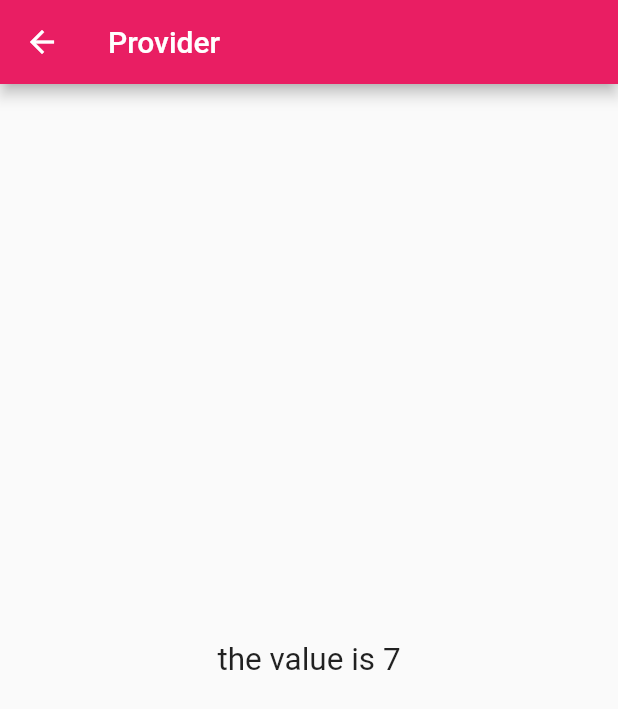
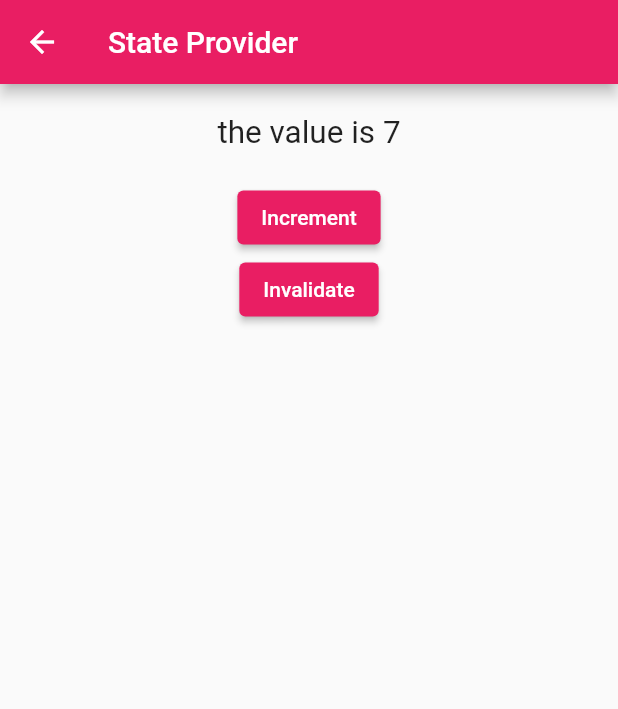
Before and after one commit to banku27/Flutter-Riverpod, a Flutter app: the screen it shows after launch, after a tap on "State Provider", on a phone screen of 412 x 824 dp. Shown: the top 709 px of the screen. Run offline on Flutter 3.47's test engine with Material 2 defaults, Android fonts, the phone set to English and light mode, and no system bars; our stand-ins replace flutter_riverpod.

Commit message:
provider and state provider

```diff
--- a/lib/screens/home_screen.dart
+++ b/lib/screens/home_screen.dart
@@ -2,6 +2,7 @@ import 'package:flutter/material.dart';
 import 'package:flutter/src/widgets/container.dart';
 import 'package:flutter/src/widgets/framework.dart';
 import 'package:riverpod_flutter/screens/provider_screen.dart';
+import 'package:riverpod_flutter/screens/state_provider_screen.dart';
 
 class HomeScreen extends StatelessWidget {
   const HomeScreen({super.key});
@@ -60,7 +61,7 @@ class HomeScreen extends StatelessWidget {
                         Navigator.push(
                           context,
                           MaterialPageRoute(
-                            builder: (context) => const ProviderScreen(),
+                            builder: (context) => const StateProviderScreen(),
                           ),
                         );
                       },
--- /dev/null
+++ b/lib/screens/state_provider_screen.dart
@@ -0,0 +1,56 @@
+import 'package:flutter/material.dart';
+import 'package:flutter_riverpod/flutter_riverpod.dart';
+
+final valueStateProvider = StateProvider.autoDispose<int>((ref) => 7);
+
+class StateProviderScreen extends ConsumerWidget {
+  const StateProviderScreen({super.key});
+
+  @override
+  Widget build(BuildContext context, WidgetRef ref) {
+    final value = ref.watch(valueStateProvider);
+    ref.listen(valueStateProvider, (previous, next) {
+      if (next == 15) {
+        //show a dialog
+        ScaffoldMessenger.of(context).showSnackBar(
+          const SnackBar(
+            content: Text('value is 15'),
+          ),
+        );
+      }
+    });
+    return Scaffold(
+      appBar: AppBar(
+        title: const Text('State Provider'),
+      ),
+      body: Padding(
+        padding: const EdgeInsets.only(top: 20.0),
+        child: Column(
+          children: [
+            Center(
+              child: Text(
+                'the value is ${ref.watch(valueStateProvider)}',
+                style: const TextStyle(fontSize: 21),
+              ),
+            ),
+            const SizedBox(
+              height: 20,
+            ),
+            ElevatedButton(
+              onPressed: () {
+                ref.read(valueStateProvider.notifier).state++;
+              },
+              child: const Text('Increment'),
+            ),
+            ElevatedButton(
+              onPressed: () {
+                ref.invalidate(valueStateProvider);
+              },
+              child: const Text('Invalidate'),
+            )
+          ],
+        ),
+      ),
+    );
+  }
+}
```
